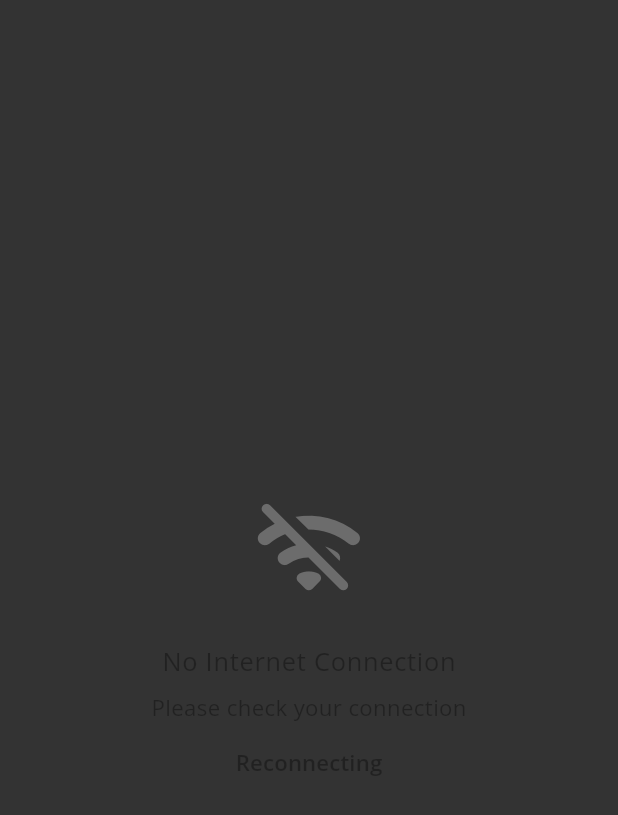
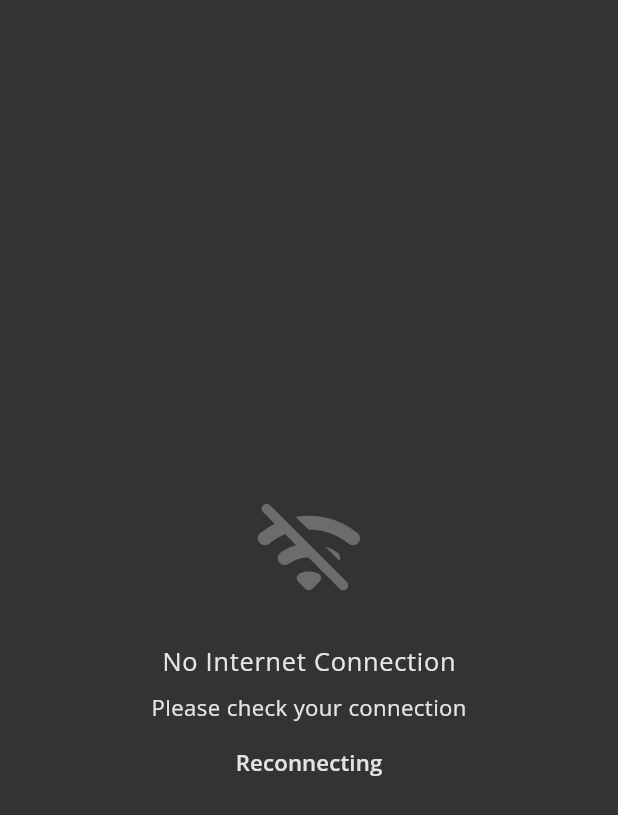
Before and after one commit to Murihat/starterkit_mrh, a Flutter app: the ConnectivityScreen screen opened directly, on a phone screen of 412 x 824 dp. Shown: the top 815 px of the screen. Run offline on Flutter 3.47's test engine with Material 3 defaults, Android fonts, the phone set to English and light mode, and no system bars; drawn by our look-alikes of toastification; our stand-ins replace connectivity_plus, device_info_plus, dio, equatable, flutter_bloc, flutter_dotenv and 7 more; missing offline and left inert: safe_device; accounts and stored records are empty.

Commit message:
fix: improve connection status text visibility in light theme

```diff
--- a/lib/core/wrappers/connectivity/presentation/screens/connectivity_screen.dart
+++ b/lib/core/wrappers/connectivity/presentation/screens/connectivity_screen.dart
@@ -73,12 +73,16 @@ class _ConnectivityScreenState extends State<ConnectivityScreen>
                   const SizedBox(height: 20),
                   Text(
                     'No Internet Connection',
-                    style: context.textTheme.bodyLarge,
+                    style: context.textTheme.bodyLarge!.copyWith(
+                      color: Colors.white,
+                    ),
                   ),
                   const SizedBox(height: 8),
                   Text(
                     'Please check your connection',
-                    style: context.textTheme.bodyMedium,
+                    style: context.textTheme.bodyMedium!.copyWith(
+                      color: Colors.white,
+                    ),
                   ),
                   const SizedBox(height: 16),
                   const _AnimatedDots(),
@@ -126,7 +130,7 @@ class _AnimatedDotsState extends State<_AnimatedDots>
         final value = (_controller.value * 3).floor();
         return Text(
           'Reconnecting${'.' * value}',
-          style: context.textTheme.labelLarge,
+          style: context.textTheme.labelLarge!.copyWith(color: Colors.white),
         );
       },
     );
```
